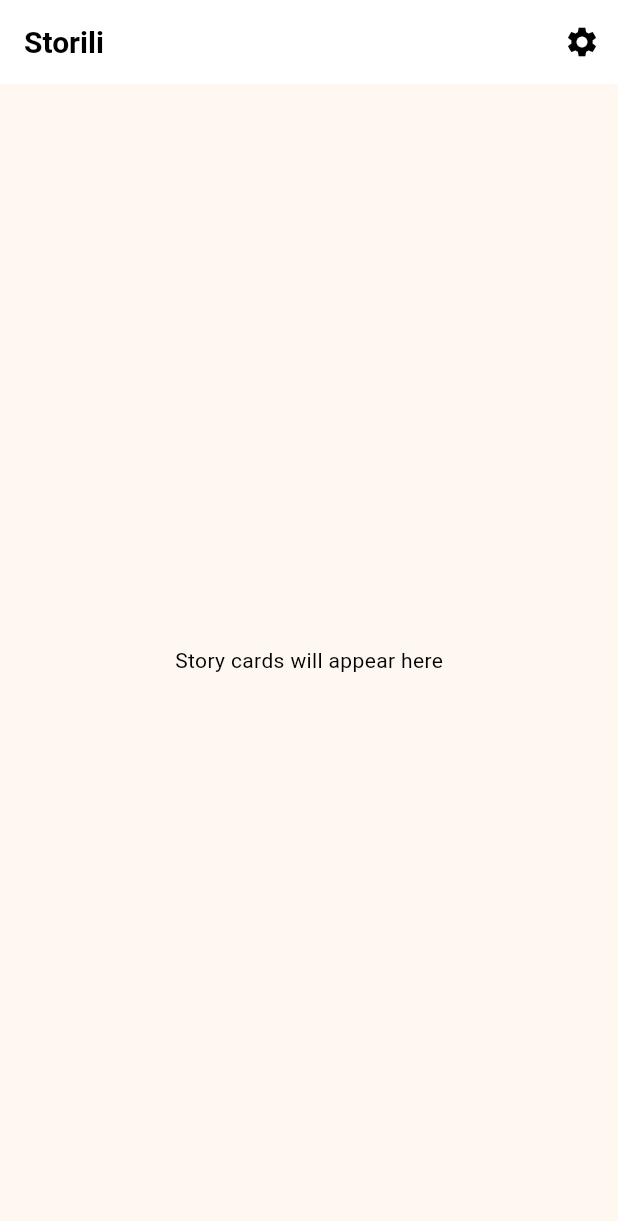
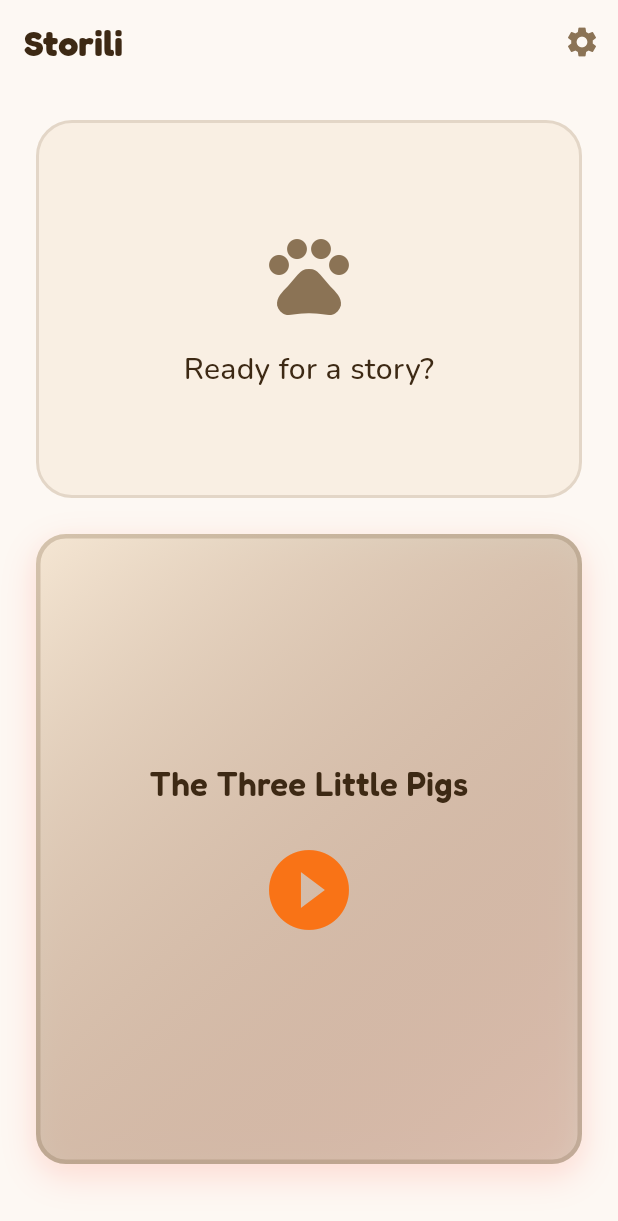
Before and after one commit to razpetel/storili, a Flutter app: the screen it shows after launch, on a phone screen of 412 x 824 dp. Shown: the top 1221 px of the screen. Run offline on Flutter 3.47's test engine with Material 3 defaults, Android fonts, the phone set to English and light mode, and no system bars; our stand-ins replace flutter_riverpod, go_router, google_fonts, permission_handler; missing offline and left inert: elevenlabs_agents, mcp_toolkit.

Commit message:
feat: update HomeScreen with CapyWelcome and StoryCard
🤖 Generated with [Claude Code](https://claude.com/claude-code)

Co-Authored-By: Claude Opus 4.5 <noreply@anthropic.com>

```diff
--- a/lib/screens/home_screen.dart
+++ b/lib/screens/home_screen.dart
@@ -1,5 +1,9 @@
 import 'package:flutter/material.dart';
 import 'package:go_router/go_router.dart';
+import '../app/theme.dart';
+import '../models/story_info.dart';
+import '../widgets/capy_welcome.dart';
+import '../widgets/story_card.dart';
 
 class HomeScreen extends StatelessWidget {
   const HomeScreen({super.key});
@@ -7,17 +11,47 @@ class HomeScreen extends StatelessWidget {
   @override
   Widget build(BuildContext context) {
     return Scaffold(
+      backgroundColor: AppColors.background,
       appBar: AppBar(
-        title: const Text('Storili'),
+        backgroundColor: AppColors.background,
+        elevation: 0,
+        title: Text(
+          'Storili',
+          style: AppTypography.appTitle,
+        ),
         actions: [
           IconButton(
-            icon: const Icon(Icons.settings),
+            icon: Icon(
+              Icons.settings,
+              color: AppColors.secondary,
+            ),
             onPressed: () => context.push('/settings'),
           ),
         ],
       ),
-      body: const Center(
-        child: Text('Story cards will appear here'),
+      body: SafeArea(
+        child: Padding(
+          padding: const EdgeInsets.all(24),
+          child: Column(
+            children: [
+              // Capy welcome area
+              const Expanded(
+                flex: 3,
+                child: CapyWelcome(),
+              ),
+              const SizedBox(height: 24),
+              // Story card
+              Expanded(
+                flex: 5,
+                child: StoryCard(
+                  story: availableStories.first,
+                  onTap: () => context.go('/story/${availableStories.first.id}'),
+                ),
+              ),
+              const SizedBox(height: 24),
+            ],
+          ),
+        ),
       ),
     );
   }
```
Also changed, not shown: 1 other file.
